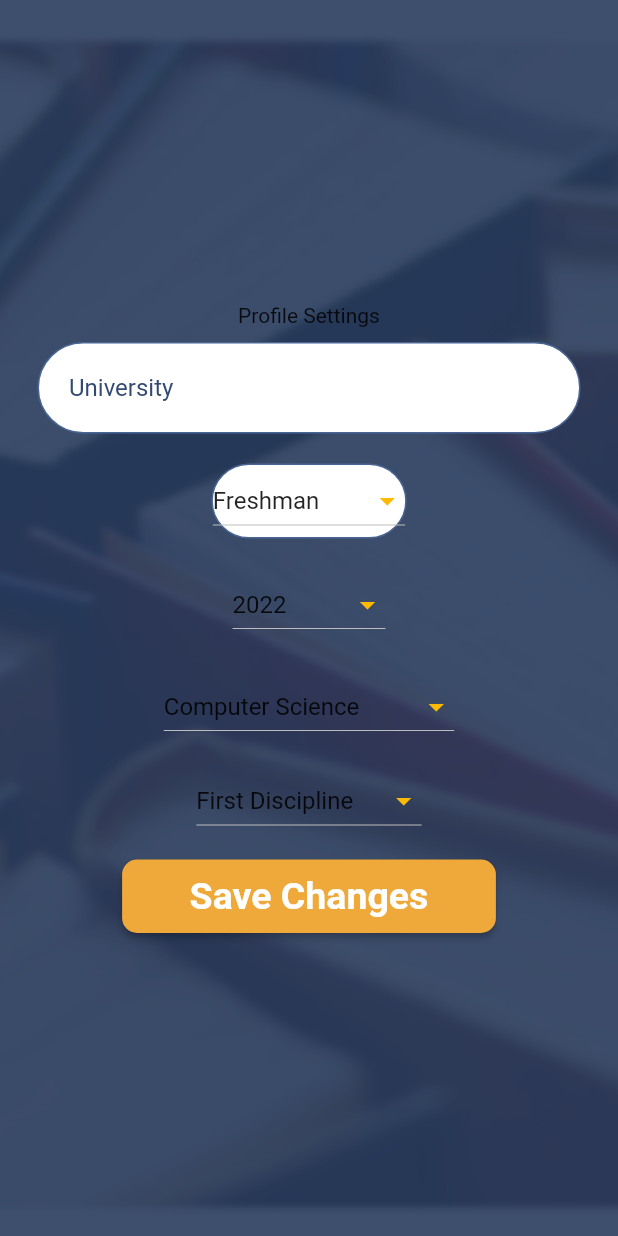
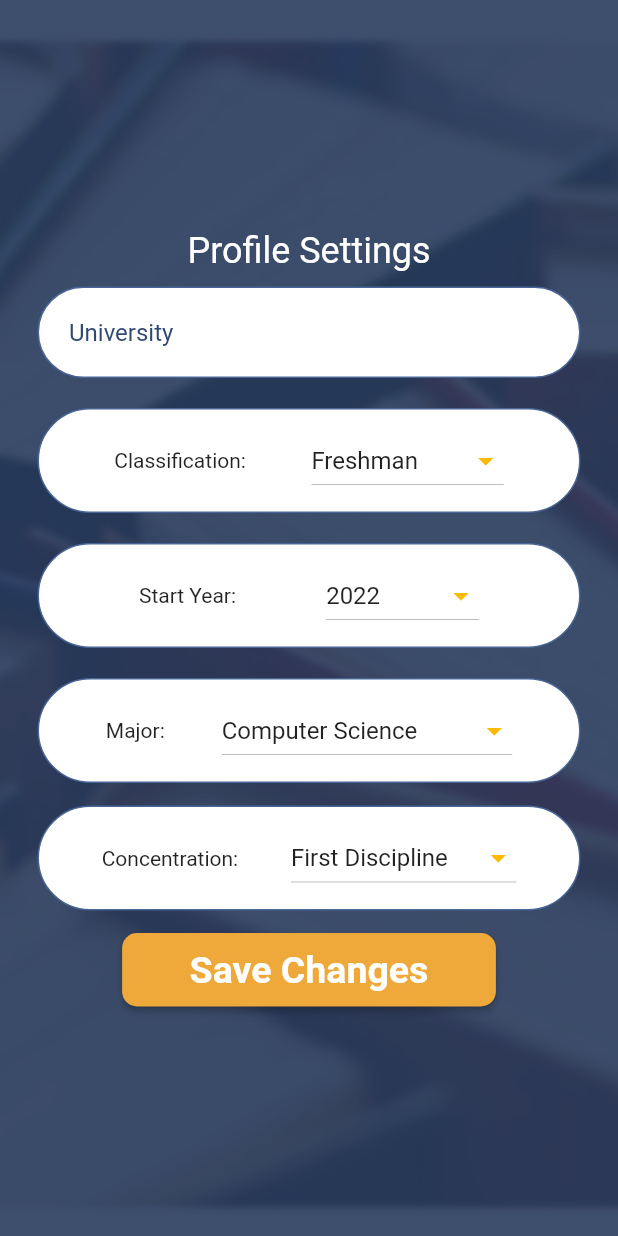
Before and after one commit to AaeroSpace/loginui, a Flutter app: the Aboutme screen opened directly, on a phone screen of 412 x 824 dp. Run offline on Flutter 3.47's test engine with Material 2 defaults, Android fonts, the phone set to English and light mode, and no system bars; missing offline and left inert: dart:html; Roboto replaces fonts that are missing (Fira Sans Condensed).

Commit message:
Add files via upload

```diff
--- a/lib/AboutMe.dart
+++ b/lib/AboutMe.dart
@@ -1,3 +1,6 @@
+import 'dart:html';
+import 'dart:ui';
+
 import 'package:flutter/material.dart';
 import 'main.dart';
 import 'schedule_page.dart';
@@ -32,7 +35,7 @@ class _Aboutme extends State<Aboutme> {
     'Chemical Engineering',
     'Mechanical Engineering',
     'Civil Engineering',
-    'CE',
+    'Computer Engineering',
   ];
   String Concentrationvalue = 'First Discipline';
   var Concentration = [
@@ -58,7 +61,14 @@ class _Aboutme extends State<Aboutme> {
               // ignore: prefer_const_literals_to_create_immutables
               children: [
                 //Image.asset('images/Advisiored (7).png'),
-                Title(child: Text('Profile Settings'), color: Colors.white),
+                Title(
+                    child: Text('Profile Settings',
+                        style: TextStyle(
+                          fontFamily: 'Fira Sans Condensed',
+                          fontSize: 24.0,
+                          color: Colors.white,
+                        )),
+                    color: Colors.white),
 
                 SizedBox(
                   height: 10,
@@ -95,7 +105,12 @@ class _Aboutme extends State<Aboutme> {
                           Border.all(color: Color.fromARGB(255, 73, 101, 149)),
                       borderRadius: BorderRadius.circular(40),
                     ),
-                    child: DropdownButton(
+                    padding: EdgeInsets.all(10.0),
+                    child: Row(
+                      mainAxisAlignment: MainAxisAlignment.spaceEvenly,
+                      children: [
+                        Text('Classification: '),
+                        DropdownButton(
                           hint: Text('Classification: '),
                           value: Classificationvalue,
                           icon: Icon(Icons.arrow_drop_down),
@@ -112,6 +127,8 @@ class _Aboutme extends State<Aboutme> {
                             });
                           },
                         ),
+                      ],
+                    ),
                   ),
                 ),
                 SizedBox(
@@ -121,7 +138,19 @@ class _Aboutme extends State<Aboutme> {
                 Padding(
                   padding: const EdgeInsets.symmetric(horizontal: 25.0),
                   child: Center(
-                    child: DropdownButton(
+                    child: Container(
+                      padding: EdgeInsets.all(10.0),
+                      decoration: BoxDecoration(
+                        color: Colors.white,
+                        border: Border.all(
+                            color: Color.fromARGB(255, 73, 101, 149)),
+                        borderRadius: BorderRadius.circular(40),
+                      ),
+                      child: Row(
+                        mainAxisAlignment: MainAxisAlignment.spaceEvenly,
+                        children: [
+                          Text('Start Year: '),
+                          DropdownButton(
                             hint: Text('Start Year: '),
                             value: StartYearvalue,
                             icon: Icon(Icons.arrow_drop_down),
@@ -138,6 +167,9 @@ class _Aboutme extends State<Aboutme> {
                               });
                             },
                           ),
+                        ],
+                      ),
+                    ),
                   ),
                 ),
                 SizedBox(
@@ -147,7 +179,19 @@ class _Aboutme extends State<Aboutme> {
                 Padding(
                   padding: const EdgeInsets.symmetric(horizontal: 25.0),
                   child: Center(
-                    child: DropdownButton(
+                    child: Container(
+                      padding: EdgeInsets.all(10.0),
+                      decoration: BoxDecoration(
+                        color: Colors.white,
+                        border: Border.all(
+                            color: Color.fromARGB(255, 73, 101, 149)),
+                        borderRadius: BorderRadius.circular(40),
+                      ),
+                      child: Row(
+                        mainAxisAlignment: MainAxisAlignment.spaceEvenly,
+                        children: [
+                          Text('Major: '),
+                          DropdownButton(
                             hint: Text('Major: '),
                             value: Majorvalue,
                             icon: Icon(Icons.arrow_drop_down),
@@ -164,15 +208,57 @@ class _Aboutme extends State<Aboutme> {
                               });
                             },
                           ),
+                        ],
                       ),
                     ),
+                  ),
+                ),
+                //  Row(
+                //   mainAxisAlignment: MainAxisAlignment.center,
+                //   // ignore: prefer_const_literals_to_create_immutables
+                //   children: [
+                //     Text(
+                //       "Don't have an Account?",
+                //       style: TextStyle(
+                //         color: Colors.white,
+                //         fontWeight: FontWeight.bold,
+                //         fontSize: 15,
+                //       ),
+                //     ),
+                //     TextButton(
+                //       child: Text('Sign Up'),
+                //       style: TextButton.styleFrom(
+                //         primary: Color.fromRGBO(113, 156, 145, 1.0),
+                //       ),
+                //       onPressed: () {
+                //         Navigator.push(
+                //           context,
+                //           MaterialPageRoute(
+                //               builder: (context) => const SignUp()),
+                //         );
+                //       },
+                //     )
+                //   ],
+                // ),
                 SizedBox(
                   height: 15,
                 ),
                 Padding(
                   padding: const EdgeInsets.symmetric(horizontal: 25.0),
                   child: Center(
-                    child: DropdownButton(
+                    child: Container(
+                      padding: EdgeInsets.all(10.0),
+                      decoration: BoxDecoration(
+                        color: Colors.white,
+                        border: Border.all(
+                            color: Color.fromARGB(255, 73, 101, 149)),
+                        borderRadius: BorderRadius.circular(40),
+                      ),
+                      child: Row(
+                        mainAxisAlignment: MainAxisAlignment.spaceEvenly,
+                        children: [
+                          Text('Concentration: '),
+                          DropdownButton(
                             hint: Text('Concentration: '),
                             value: Concentrationvalue,
                             icon: Icon(Icons.arrow_drop_down),
@@ -188,6 +274,9 @@ class _Aboutme extends State<Aboutme> {
                                 Concentrationvalue = newValue!;
                               });
                             },
+                          ),
+                        ],
+                      ),
                     ),
                   ),
                 ),
```
Lines whose indentation alone changed are shown as unchanged.
